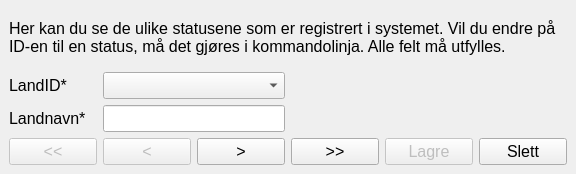
Before: the Qt Designer form src/jobb/QT/jobber/jobber/showcountries.ui in andersbo87/sources, drawn with Qt 5.
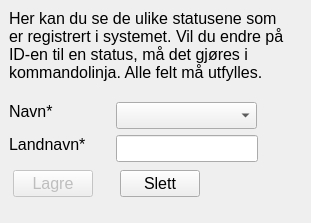
After: the same form once the commit is applied. Icons and pictures are not drawn.

Commit message: 3 changes: Cleaned up GUI, changed items in combobox from list of country IDs to country names, and added code to refresh the list on save.

The edit to the form file:
```diff
--- a/src/jobb/QT/jobber/jobber/showcountries.ui
+++ b/src/jobb/QT/jobber/jobber/showcountries.ui
@@ -6,14 +6,20 @@
    <rect>
     <x>0</x>
     <y>0</y>
-    <width>576</width>
-    <height>174</height>
+    <width>311</width>
+    <height>223</height>
    </rect>
   </property>
   <property name="minimumSize">
    <size>
-    <width>548</width>
-    <height>151</height>
+    <width>311</width>
+    <height>223</height>
+   </size>
+  </property>
+  <property name="maximumSize">
+   <size>
+    <width>311</width>
+    <height>223</height>
    </size>
   </property>
   <property name="font">
@@ -30,80 +36,90 @@
     <normaloff>jobber.png</normaloff>jobber.png</iconset>
   </property>
   <widget class="QWidget" name="centralwidget">
-   <layout class="QGridLayout" name="gridLayout">
-    <item row="1" column="0">
      <widget class="QLabel" name="labelLandID">
+    <property name="geometry">
+     <rect>
+      <x>9</x>
+      <y>102</y>
+      <width>44</width>
+      <height>19</height>
+     </rect>
+    </property>
       <property name="text">
-       <string>LandID*</string>
-      </property>
-     </widget>
-    </item>
-    <item row="1" column="1" colspan="2">
-     <widget class="QComboBox" name="comboBoxLandID"/>
-    </item>
-    <item row="2" column="0">
+     <string>Navn*</string>
+    </property>
+   </widget>
+   <widget class="QComboBox" name="comboBoxLandID">
+    <property name="geometry">
+     <rect>
+      <x>116</x>
+      <y>102</y>
+      <width>141</width>
+      <height>27</height>
+     </rect>
+    </property>
+   </widget>
      <widget class="QLabel" name="labelCountryName">
+    <property name="geometry">
+     <rect>
+      <x>9</x>
+      <y>135</y>
+      <width>77</width>
+      <height>19</height>
+     </rect>
+    </property>
       <property name="text">
        <string>Landnavn*</string>
       </property>
      </widget>
-    </item>
-    <item row="2" column="1" colspan="2">
-     <widget class="QLineEdit" name="lineEditCountryName"/>
-    </item>
-    <item row="3" column="0">
-     <widget class="QPushButton" name="btnFirst">
-      <property name="enabled">
-       <bool>false</bool>
-      </property>
-      <property name="text">
-       <string>&lt;&lt;</string>
-      </property>
-     </widget>
-    </item>
-    <item row="3" column="1">
-     <widget class="QPushButton" name="btnPrev">
-      <property name="enabled">
-       <bool>false</bool>
-      </property>
-      <property name="text">
-       <string>&lt;</string>
-      </property>
-     </widget>
-    </item>
-    <item row="3" column="2">
-     <widget class="QPushButton" name="btnNext">
-      <property name="text">
-       <string>&gt;</string>
-      </property>
-     </widget>
-    </item>
-    <item row="3" column="3">
-     <widget class="QPushButton" name="btnLast">
-      <property name="text">
-       <string>&gt;&gt;</string>
-      </property>
-     </widget>
-    </item>
-    <item row="3" column="4">
+   <widget class="QLineEdit" name="lineEditCountryName">
+    <property name="geometry">
+     <rect>
+      <x>116</x>
+      <y>135</y>
+      <width>142</width>
+      <height>27</height>
+     </rect>
+    </property>
+   </widget>
      <widget class="QPushButton" name="btnSave">
       <property name="enabled">
        <bool>false</bool>
       </property>
+    <property name="geometry">
+     <rect>
+      <x>13</x>
+      <y>170</y>
+      <width>80</width>
+      <height>27</height>
+     </rect>
+    </property>
       <property name="text">
        <string>Lagre</string>
       </property>
      </widget>
-    </item>
-    <item row="3" column="5">
      <widget class="QPushButton" name="btnDelete">
+    <property name="geometry">
+     <rect>
+      <x>120</x>
+      <y>170</y>
+      <width>80</width>
+      <height>27</height>
+     </rect>
+    </property>
       <property name="text">
        <string>Slett</string>
       </property>
      </widget>
-    </item>
-    <item row="0" column="0" colspan="6">
      <widget class="QLabel" name="labelInfo">
+    <property name="geometry">
+     <rect>
+      <x>9</x>
+      <y>9</y>
+      <width>275</width>
+      <height>73</height>
+     </rect>
+    </property>
       <property name="text">
        <string>Her kan du se de ulike statusene som er registrert i systemet. Vil du endre på ID-en til en status, må det gjøres i kommandolinja. Alle felt må utfylles.</string>
       </property>
@@ -111,8 +127,6 @@
        <bool>true</bool>
       </property>
      </widget>
-    </item>
-   </layout>
   </widget>
  </widget>
  <resources/>
```
Lines whose indentation alone changed are shown as unchanged. The commit also changes 2 other files.
